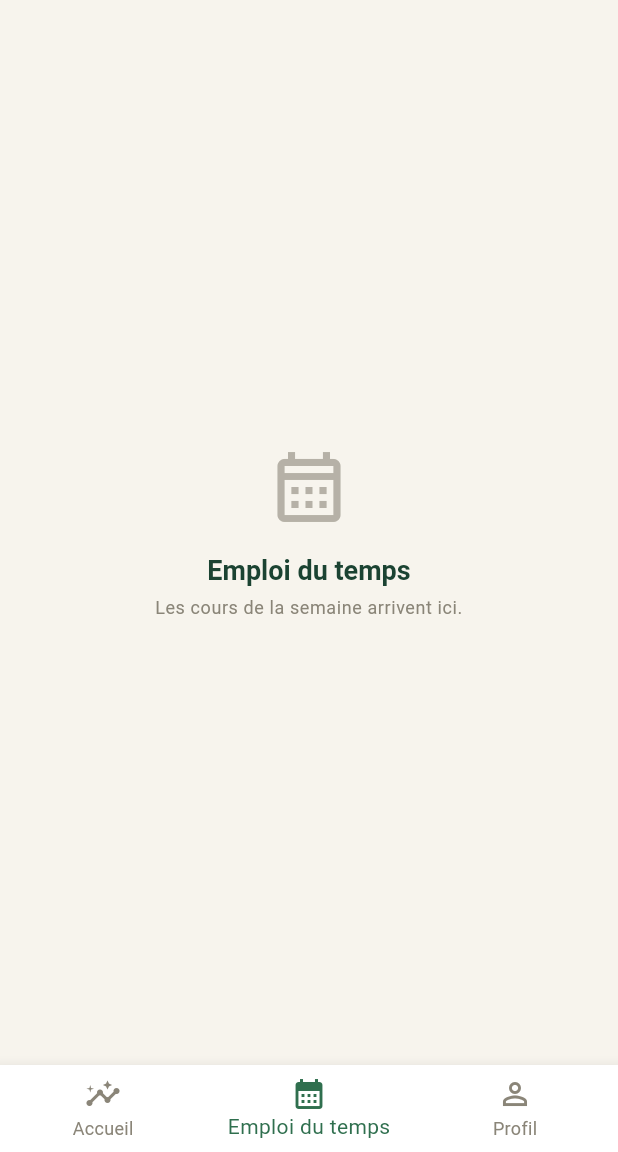
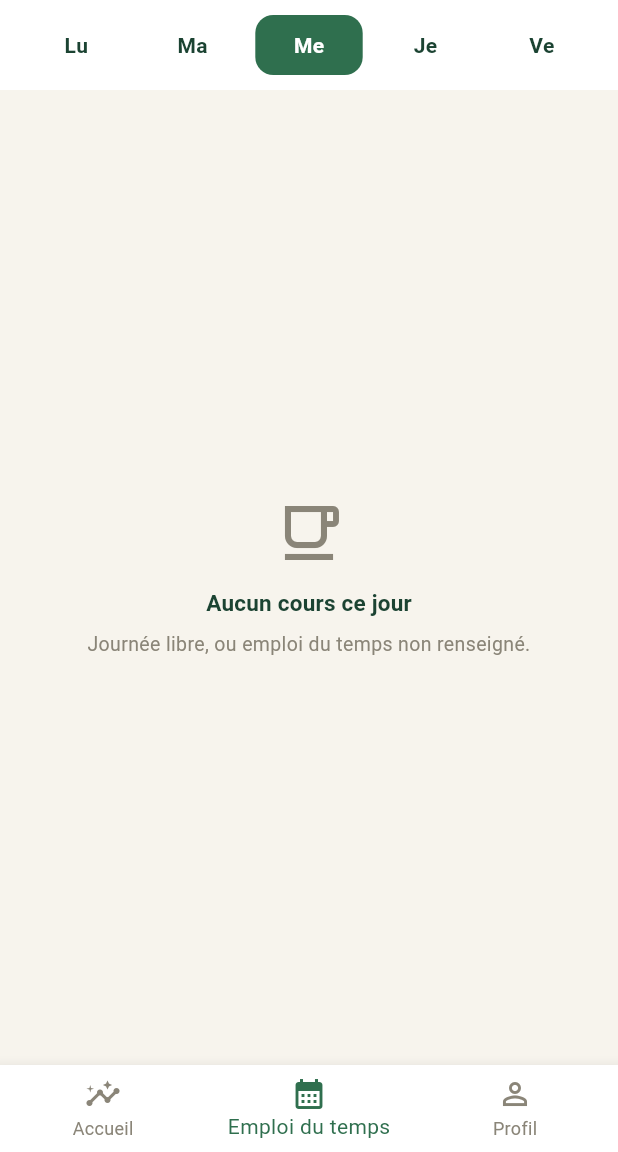
Before and after one commit to BYecir02/dart-myb, a Flutter app: the screen it shows once a user with an empty profile is signed in, item 2 of the bottom bar chosen, on a phone screen of 412 x 824 dp, the part 84-1236 px from its top. Run offline on Flutter 3.47's test engine with Material 3 defaults, Android fonts, the phone set to English and light mode, and no system bars; our stand-ins replace cloud_firestore, firebase_auth, firebase_core, flutter_riverpod, shared_preferences; accounts and stored records are empty.

Commit message:
feat(edt): ajouter l emploi du temps de la semaine

```diff
--- /dev/null
+++ b/azonline/lib/pages/page_emploi_du_temps.dart
@@ -0,0 +1,158 @@
+import 'package:flutter/material.dart';
+import 'package:flutter_riverpod/flutter_riverpod.dart';
+
+import '../fournisseurs/fournisseurs.dart';
+import '../modeles/cours.dart';
+import '../theme/theme_nature.dart';
+import '../widgets/carte_cours.dart';
+
+/// Emploi du temps de la semaine, affiché un jour à la fois.
+///
+/// Une grille hebdomadaire complète serait illisible sur un téléphone : les
+/// cases deviendraient trop petites, ou il faudrait défiler dans les deux
+/// directions. Une journée par écran, avec un sélecteur en haut, donne la même
+/// information en restant confortable au pouce.
+class PageEmploiDuTemps extends ConsumerWidget {
+  /// Instant de référence, utilisé pour repérer le cours en train de se
+  /// dérouler. Paramétrable afin que les tests ne dépendent pas de l'heure
+  /// à laquelle ils tournent.
+  final DateTime? maintenant;
+
+  const PageEmploiDuTemps({super.key, this.maintenant});
+
+  @override
+  Widget build(BuildContext context, WidgetRef ref) {
+    final int jour = ref.watch(jourSelectionneProvider);
+    final List<Cours> cours = ref.watch(coursDuJourProvider);
+    final AsyncValue<List<Cours>> etat = ref.watch(coursProvider);
+    final DateTime reference = maintenant ?? DateTime.now();
+
+    return Column(
+      children: [
+        _selecteurDeJour(ref, jour),
+        Expanded(
+          child: etat.isLoading
+              ? const Center(child: CircularProgressIndicator())
+              : _journee(context, cours, reference),
+        ),
+      ],
+    );
+  }
+
+  /// Barre des cinq jours ouvrés.
+  ///
+  /// Les initiales suffisent : elles tiennent sur une ligne sans défilement,
+  /// là où les noms complets obligeraient à faire glisser la barre.
+  Widget _selecteurDeJour(WidgetRef ref, int jourActif) {
+    return Container(
+      color: PaletteNature.blancCasse,
+      padding: const EdgeInsets.symmetric(horizontal: 12, vertical: 10),
+      child: Row(
+        children: List.generate(Cours.joursDeLaSemaine.length, (index) {
+          final int jour = index + 1;
+          final bool estActif = jour == jourActif;
+          final String nom = Cours.joursDeLaSemaine[index];
+
+          return Expanded(
+            child: Padding(
+              padding: const EdgeInsets.symmetric(horizontal: 3),
+              child: InkWell(
+                borderRadius: BorderRadius.circular(
+                  MesuresNature.rayonBouton,
+                ),
+                onTap: () =>
+                    ref.read(jourSelectionneProvider.notifier).choisir(jour),
+                child: Container(
+                  padding: const EdgeInsets.symmetric(vertical: 10),
+                  decoration: BoxDecoration(
+                    color: estActif
+                        ? PaletteNature.vertFeuille
+                        : Colors.transparent,
+                    borderRadius: BorderRadius.circular(
+                      MesuresNature.rayonBouton,
+                    ),
+                  ),
+                  child: Column(
+                    children: [
+                      Text(
+                        // Deux lettres distinguent mardi de mercredi, que la
+                        // seule initiale confondrait.
+                        nom.substring(0, 2),
+                        style: TextStyle(
+                          color: estActif
+                              ? Colors.white
+                              : PaletteNature.vertProfond,
+                          fontSize: 14,
+                          fontWeight: FontWeight.bold,
+                        ),
+                      ),
+                    ],
+                  ),
+                ),
+              ),
+            ),
+          );
+        }),
+      ),
+    );
+  }
+
+  /// Les créneaux du jour sélectionné.
+  Widget _journee(
+    BuildContext context,
+    List<Cours> cours,
+    DateTime reference,
+  ) {
+    if (cours.isEmpty) {
+      return _aucunCours(context);
+    }
+
+    return ListView.builder(
+      padding: const EdgeInsets.all(MesuresNature.margeEcran),
+      itemCount: cours.length,
+      itemBuilder: (context, index) {
+        final Cours creneau = cours[index];
+        return Padding(
+          padding: const EdgeInsets.only(bottom: 8),
+          child: CarteCours(
+            cours: creneau,
+            // La mise en évidence n'a lieu que si le jour affiché est bien
+            // aujourd'hui : consulter le vendredi un mardi ne doit rien
+            // allumer.
+            estEnCours: creneau.estEnCours(reference),
+          ),
+        );
+      },
+    );
+  }
+
+  /// Message affiché pour une journée sans cours.
+  Widget _aucunCours(BuildContext context) {
+    return Center(
+      child: Padding(
+        padding: const EdgeInsets.all(MesuresNature.margeEcran),
+        child: Column(
+          mainAxisAlignment: MainAxisAlignment.center,
+          children: [
+            const Icon(
+              Icons.free_breakfast_outlined,
+              size: 48,
+              color: PaletteNature.pierre,
+            ),
+            const SizedBox(height: 12),
+            Text(
+              'Aucun cours ce jour',
+              style: Theme.of(context).textTheme.titleMedium,
+            ),
+            const SizedBox(height: 6),
+            const Text(
+              'Journée libre, ou emploi du temps non renseigné.',
+              textAlign: TextAlign.center,
+              style: TextStyle(color: PaletteNature.pierre, fontSize: 13),
+            ),
+          ],
+        ),
+      ),
+    );
+  }
+}
--- a/azonline/lib/pages/page_principale.dart
+++ b/azonline/lib/pages/page_principale.dart
@@ -7,6 +7,7 @@ import '../outils/peupler_base.dart';
 import '../theme/theme_nature.dart';
 import '../widgets/selecteur_enfant.dart';
 import 'page_detail_matiere.dart';
+import 'page_emploi_du_temps.dart';
 import 'page_tableau_de_bord.dart';
 
 /// Coquille de l'application une fois le parent connecté.
@@ -48,11 +49,7 @@ class _EtatPagePrincipale extends ConsumerState<PagePrincipale> {
         index: _ongletActif,
         children: [
           _accueil(),
-          const _ContenuAVenir(
-            icone: Icons.calendar_month_outlined,
-            titre: 'Emploi du temps',
-            message: 'Les cours de la semaine arrivent ici.',
-          ),
+          const PageEmploiDuTemps(),
           const _ContenuAVenir(
             icone: Icons.person_outline,
             titre: 'Profil',
```
Also changed, not shown: azonline/lib/widgets/carte_cours.dart (added, +177 -0 lines), 2 other files.
